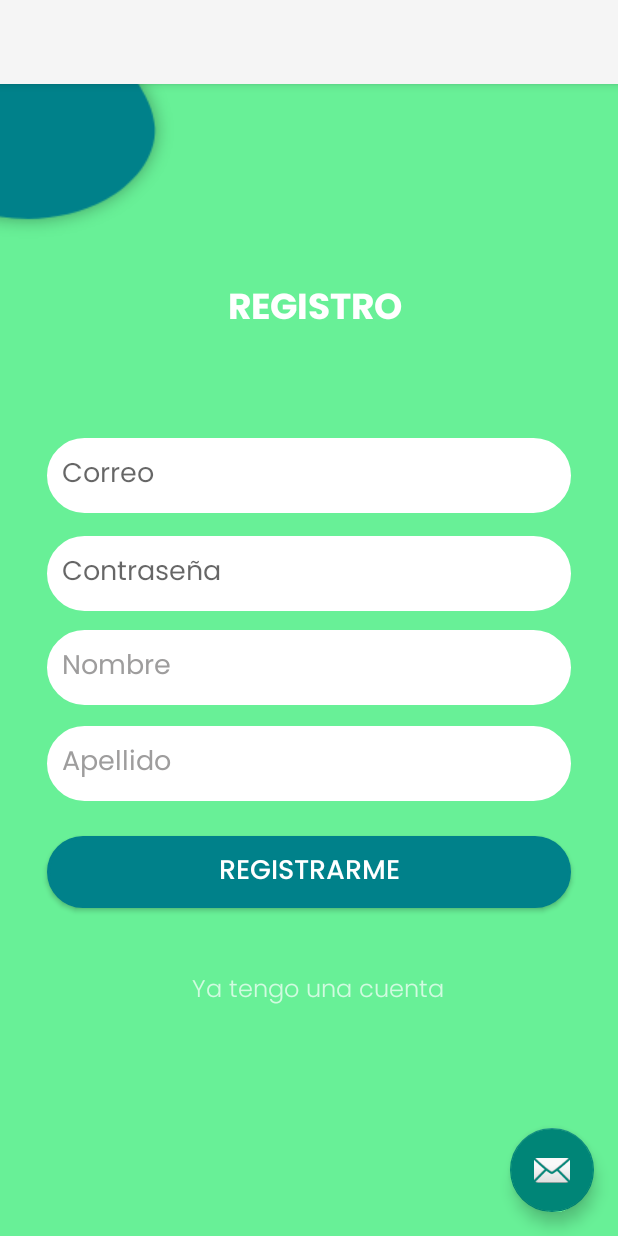
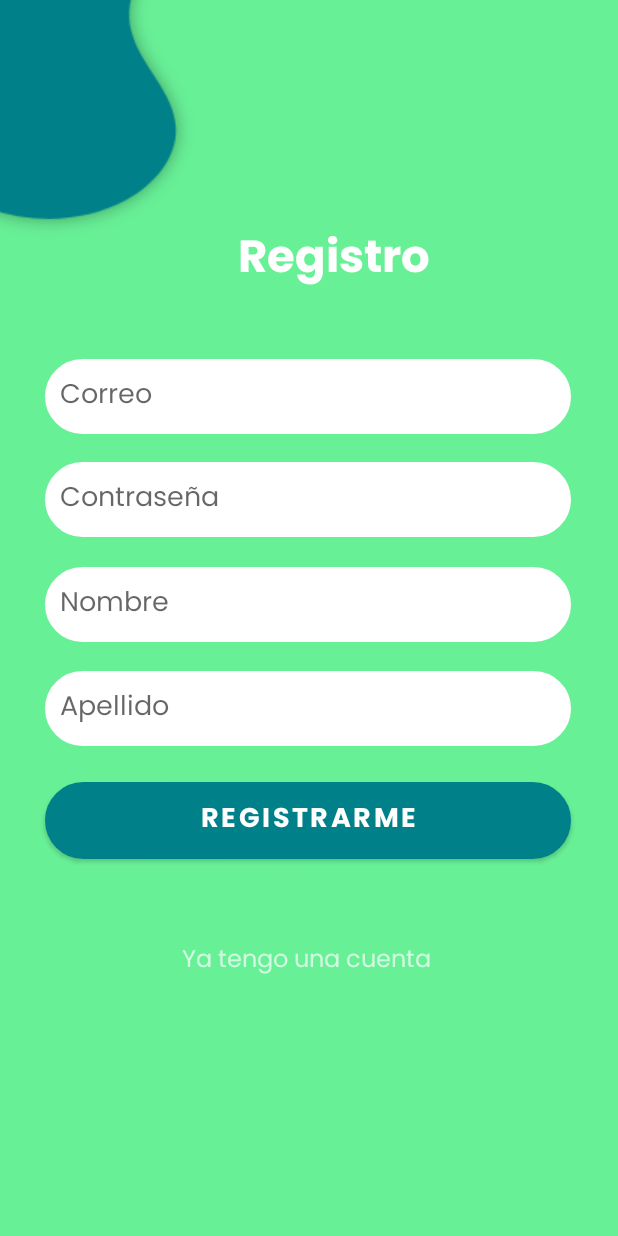
Before and after one commit to ejlampreaf/APPRECYCLING, an Android app: the registroActivity screen opened directly, with no data from a screen before it, on a phone screen of 412 x 824 dp. Run offline under Robolectric (Android 15) with nearby library versions, the phone set to English and light mode, and no system bars.

Commit message:
Modifiqué algunas cosas de diseño en el registro y añadí pantalla completa a la activity- Emmanuel

```diff
--- a/app/src/main/java/com/example/splash/registroActivity.java
+++ b/app/src/main/java/com/example/splash/registroActivity.java
@@ -1,15 +1,10 @@
 package com.example.splash;
+
+import androidx.appcompat.app.AppCompatActivity;
 
 import android.content.Intent;
 import android.os.Build;
 import android.os.Bundle;
-
-import com.google.android.material.floatingactionbutton.FloatingActionButton;
-import com.google.android.material.snackbar.Snackbar;
-
-import androidx.appcompat.app.AppCompatActivity;
-import androidx.appcompat.widget.Toolbar;
-
 import android.view.View;
 import android.view.WindowManager;
 
@@ -23,13 +18,11 @@ public class registroActivity extends AppCompatActivity {
             getWindow().setFlags(WindowManager.LayoutParams.FLAG_FULLSCREEN,
                     WindowManager.LayoutParams.FLAG_FULLSCREEN);
         }
-
         setContentView(R.layout.activity_registro);
     }
 
-    public void backl(View view){
-        Intent volverl = new Intent(this, Loginactivity.class);
-        startActivity(volverl);
+    public void already(View view){
+        Intent alcuenta = new Intent(this, Loginactivity.class);
+        startActivity(alcuenta);
     }
-
 }
--- a/app/src/main/res/layout/activity_registro.xml
+++ b/app/src/main/res/layout/activity_registro.xml
@@ -1,33 +1,141 @@
 <?xml version="1.0" encoding="utf-8"?>
-<androidx.coordinatorlayout.widget.CoordinatorLayout xmlns:android="http://schemas.android.com/apk/res/android"
+<RelativeLayout xmlns:android="http://schemas.android.com/apk/res/android"
     xmlns:app="http://schemas.android.com/apk/res-auto"
     xmlns:tools="http://schemas.android.com/tools"
     android:layout_width="match_parent"
     android:layout_height="match_parent"
+    android:background="#68F097"
     tools:context=".registroActivity">
 
-    <com.google.android.material.appbar.AppBarLayout
-        android:layout_width="match_parent"
-        android:layout_height="wrap_content"
-        android:theme="@style/Theme.Splash.AppBarOverlay">
-
-        <androidx.appcompat.widget.Toolbar
-            android:id="@+id/toolbar"
-            android:layout_width="match_parent"
-            android:layout_height="?attr/actionBarSize"
-            android:background="?attr/colorPrimary"
-            app:popupTheme="@style/Theme.Splash.PopupOverlay" />
-
-    </com.google.android.material.appbar.AppBarLayout>
-
-    <include layout="@layout/content_registro" />
-
-    <com.google.android.material.floatingactionbutton.FloatingActionButton
-        android:id="@+id/fab"
+    <ImageView
+        android:id="@+id/imageView"
         android:layout_width="wrap_content"
         android:layout_height="wrap_content"
-        android:layout_gravity="bottom|end"
-        android:layout_margin="@dimen/fab_margin"
-        app:srcCompat="@android:drawable/ic_dialog_email" />
+        android:layout_alignParentStart="true"
+        android:layout_alignParentTop="true"
+        android:layout_marginStart="-26dp"
+        android:layout_marginTop="-74dp"
+        app:srcCompat="@drawable/top_registro" />
 
-</androidx.coordinatorlayout.widget.CoordinatorLayout>
+    <TextView
+        android:id="@+id/textView2"
+        android:layout_width="214dp"
+        android:layout_height="wrap_content"
+        android:layout_alignParentStart="true"
+        android:layout_alignParentTop="true"
+        android:layout_alignParentEnd="true"
+        android:layout_marginStart="115dp"
+        android:layout_marginTop="148dp"
+        android:layout_marginEnd="82dp"
+        android:fontFamily="@font/poppinsbold"
+        android:gravity="center"
+        android:text="Registro"
+        android:textColor="#FFFFFF"
+        android:textSize="30sp" />
+
+    <EditText
+        android:id="@+id/campocorreor"
+        android:layout_width="wrap_content"
+        android:layout_height="wrap_content"
+        android:layout_alignParentStart="true"
+        android:layout_alignParentTop="true"
+        android:layout_alignParentEnd="true"
+        android:layout_marginStart="30dp"
+        android:layout_marginTop="239dp"
+        android:layout_marginEnd="31dp"
+        android:background="@drawable/bgsignin"
+        android:ems="10"
+        android:fontFamily="@font/poppinsregular"
+        android:hint="Correo"
+        android:inputType="textEmailAddress"
+        android:padding="10dp"
+        android:textColor="#737373" />
+
+    <EditText
+        android:id="@+id/campopassr"
+        android:layout_width="wrap_content"
+        android:layout_height="wrap_content"
+        android:layout_alignParentStart="true"
+        android:layout_alignParentTop="true"
+        android:layout_alignParentEnd="true"
+        android:layout_marginStart="30dp"
+        android:layout_marginTop="308dp"
+        android:layout_marginEnd="31dp"
+        android:background="@drawable/bgsignin"
+        android:ems="10"
+        android:fontFamily="@font/poppinsregular"
+        android:hint="Contraseña"
+        android:inputType="textPassword"
+        android:padding="10dp"
+        android:textColor="#737373" />
+
+    <EditText
+        android:id="@+id/campoapellidor"
+        android:layout_width="wrap_content"
+        android:layout_height="wrap_content"
+        android:layout_alignParentStart="true"
+        android:layout_alignParentTop="true"
+        android:layout_alignParentEnd="true"
+        android:layout_marginStart="30dp"
+        android:layout_marginTop="447dp"
+        android:layout_marginEnd="31dp"
+        android:background="@drawable/bgsignin"
+        android:ems="10"
+        android:fontFamily="@font/poppinsregular"
+        android:hint="Apellido"
+        android:inputType="textPersonName"
+        android:padding="10dp"
+        android:textColor="#737373" />
+
+    <EditText
+        android:id="@+id/camponombrer"
+        android:layout_width="wrap_content"
+        android:layout_height="wrap_content"
+        android:layout_alignParentStart="true"
+        android:layout_alignParentTop="true"
+        android:layout_alignParentEnd="true"
+        android:layout_marginStart="30dp"
+        android:layout_marginTop="378dp"
+        android:layout_marginEnd="31dp"
+        android:background="@drawable/bgsignin"
+        android:ems="10"
+        android:fontFamily="@font/poppinsregular"
+        android:hint="Nombre"
+        android:inputType="textPersonName"
+        android:padding="10dp"
+        android:textColor="#737373" />
+
+    <Button
+        android:id="@+id/btnregistrarme"
+        android:layout_width="341dp"
+        android:layout_height="wrap_content"
+        android:layout_alignParentStart="true"
+        android:layout_alignParentTop="true"
+        android:layout_alignParentEnd="true"
+        android:layout_marginStart="30dp"
+        android:layout_marginTop="521dp"
+        android:layout_marginEnd="31dp"
+        android:background="@drawable/bgregistro"
+        android:fontFamily="@font/poppinsbold"
+        android:text="REGISTRARME"
+        android:textColor="#FFFFFF"
+        android:textSize="18sp" />
+
+    <TextView
+        android:id="@+id/textView3"
+        android:layout_width="224dp"
+        android:layout_height="wrap_content"
+        android:layout_alignParentStart="true"
+        android:layout_alignParentTop="true"
+        android:layout_alignParentEnd="true"
+        android:layout_marginStart="92dp"
+        android:layout_marginTop="627dp"
+        android:layout_marginEnd="95dp"
+        android:alpha="0.7"
+        android:fontFamily="@font/poppinsregular"
+        android:gravity="center"
+        android:onClick="already"
+        android:text="Ya tengo una cuenta"
+        android:textColor="#FFFFFF"
+        android:textSize="16sp" />
+</RelativeLayout>
--- a/app/src/main/res/layout/content_registro.xml
+++ /dev/null
@@ -1,143 +0,0 @@
-<?xml version="1.0" encoding="utf-8"?>
-<RelativeLayout xmlns:android="http://schemas.android.com/apk/res/android"
-    xmlns:app="http://schemas.android.com/apk/res-auto"
-    android:layout_width="match_parent"
-    android:layout_height="match_parent"
-    android:background="#68F097">
-
-
-    <ImageView
-        android:id="@+id/imageView"
-        android:layout_width="wrap_content"
-        android:layout_height="wrap_content"
-        android:layout_alignParentStart="true"
-        android:layout_alignParentTop="true"
-        android:layout_marginStart="-40dp"
-        android:layout_marginTop="-74dp"
-        app:srcCompat="@drawable/top_registro" />
-
-    <TextView
-        android:id="@+id/textView2"
-        android:layout_width="224dp"
-        android:layout_height="39dp"
-        android:layout_alignParentStart="true"
-        android:layout_alignParentTop="true"
-        android:layout_alignParentEnd="true"
-        android:layout_marginStart="98dp"
-        android:layout_marginTop="186dp"
-        android:layout_marginEnd="89dp"
-        android:fontFamily="@font/poppinsbold"
-        android:gravity="center"
-        android:text="REGISTRO"
-        android:textColor="#FFFFFF"
-        android:textSize="24sp" />
-
-    <EditText
-        android:id="@+id/campocorreor"
-        android:layout_width="wrap_content"
-        android:layout_height="wrap_content"
-        android:layout_alignParentStart="true"
-        android:layout_alignParentTop="true"
-        android:layout_alignParentEnd="true"
-        android:layout_marginStart="31dp"
-        android:layout_marginTop="292dp"
-        android:layout_marginEnd="31dp"
-        android:background="@drawable/bgsignin"
-        android:ems="10"
-        android:fontFamily="@font/poppinsregular"
-        android:hint="Correo"
-        android:inputType="textEmailAddress"
-        android:padding="10dp" />
-
-    <EditText
-        android:id="@+id/campopasswordr"
-        android:layout_width="349dp"
-        android:layout_height="wrap_content"
-        android:layout_alignParentStart="true"
-        android:layout_alignParentTop="true"
-        android:layout_alignParentEnd="true"
-        android:layout_marginStart="31dp"
-        android:layout_marginTop="357dp"
-        android:layout_marginEnd="31dp"
-        android:background="@drawable/bgsignin"
-        android:ems="10"
-        android:fontFamily="@font/poppinsregular"
-        android:hint="Contraseña"
-        android:inputType="textPassword"
-        android:padding="10dp" />
-
-    <EditText
-        android:id="@+id/camponombrer"
-        android:layout_width="wrap_content"
-        android:layout_height="wrap_content"
-        android:layout_alignParentStart="true"
-        android:layout_alignParentTop="true"
-        android:layout_alignParentEnd="true"
-        android:layout_marginStart="31dp"
-        android:layout_marginTop="420dp"
-        android:layout_marginEnd="31dp"
-        android:background="@drawable/bgsignin"
-        android:ems="10"
-        android:fontFamily="@font/poppinsregular"
-        android:hint="Nombre"
-        android:inputType="textPersonName"
-        android:padding="10dp"
-        android:text="Nombre"
-        android:textColor="#9E9D9D" />
-
-    <EditText
-        android:id="@+id/campoapellidor"
-        android:layout_width="wrap_content"
-        android:layout_height="wrap_content"
-        android:layout_alignParentStart="true"
-        android:layout_alignParentTop="true"
-        android:layout_alignParentEnd="true"
-        android:layout_marginStart="31dp"
-        android:layout_marginTop="484dp"
-        android:layout_marginEnd="31dp"
-        android:background="@drawable/bgsignin"
-        android:ems="10"
-        android:fontFamily="@font/poppinsregular"
-        android:hint="Apellido"
-        android:inputType="textPersonName"
-        android:padding="10dp"
-        android:text="Apellido"
-        android:textColor="#9E9D9D" />
-
-    <Button
-        android:id="@+id/btnregistrarme"
-        android:layout_width="wrap_content"
-        android:layout_height="wrap_content"
-        android:layout_alignParentStart="true"
-        android:layout_alignParentTop="true"
-        android:layout_alignParentEnd="true"
-        android:layout_marginStart="31dp"
-        android:layout_marginTop="557dp"
-        android:layout_marginEnd="31dp"
-        android:background="@drawable/bgregistro"
-        android:elevation="3dp"
-        android:fontFamily="@font/poppinsmedium"
-        android:gravity="center"
-        android:onClick="sendregister"
-        android:text="REGISTRARME"
-        android:textColor="#FFFFFF"
-        android:textSize="18sp" />
-
-    <TextView
-        android:id="@+id/textView3"
-        android:layout_width="234dp"
-        android:layout_height="wrap_content"
-        android:layout_alignParentStart="true"
-        android:layout_alignParentTop="true"
-        android:layout_alignParentEnd="true"
-        android:layout_marginStart="94dp"
-        android:layout_marginTop="647dp"
-        android:layout_marginEnd="82dp"
-        android:alpha="0.7"
-        android:fontFamily="@font/poppinslight"
-        android:gravity="center"
-        android:onClick="backl"
-        android:text="Ya tengo una cuenta"
-        android:textColor="#FFFFFF"
-        android:textSize="16sp" />
-</RelativeLayout>
```
Also changed, not shown: app/src/main/AndroidManifest.xml (+2 -5 lines).
